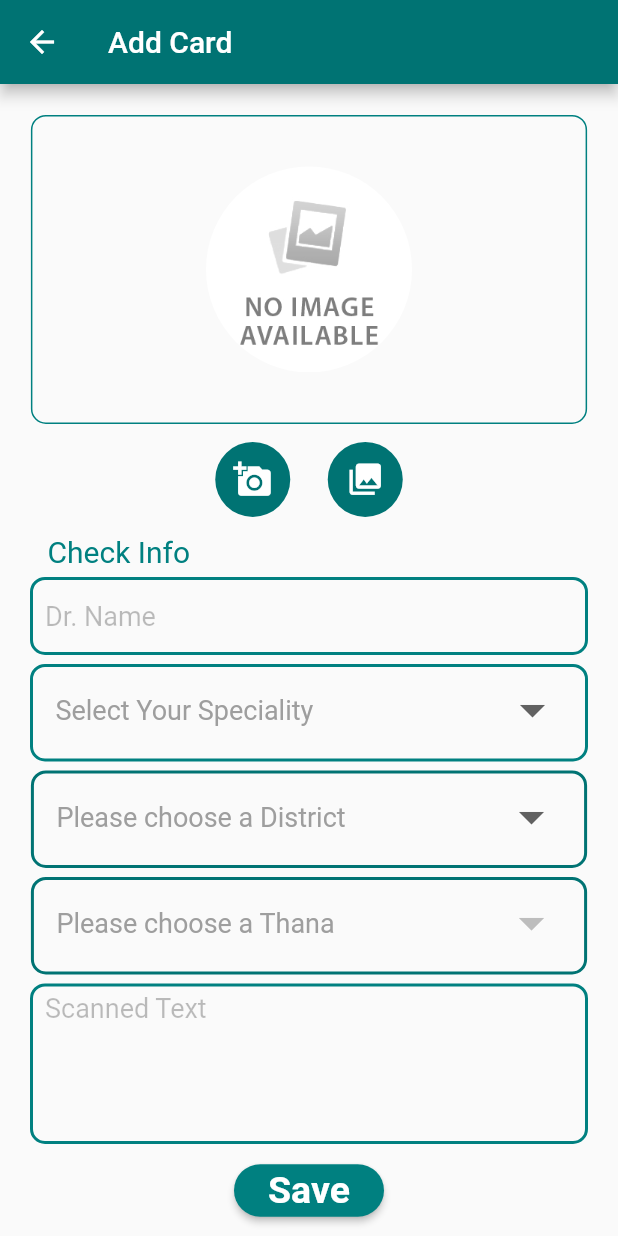
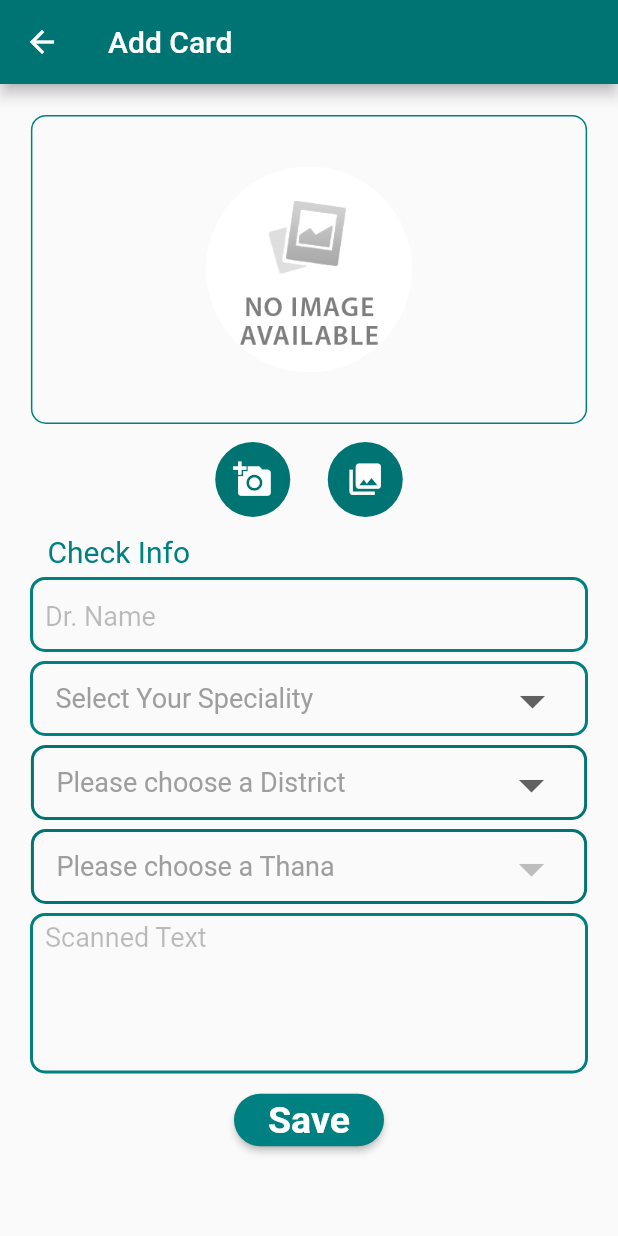
Before and after one commit to Dreamwinners-Technologies/Need-Doctor-s-App, a Flutter app: the AddCardPage screen opened directly, on a phone screen of 412 x 824 dp. Run offline on Flutter 3.47's test engine with Material 2 defaults, Android fonts, the light colour scheme and no system bars; our stand-ins replace flutter_secure_storage, flutter_svg, flutter_swiper, fluttertoast, image_cropper, image_picker and 2 more; missing offline and left inert: configurable_expansion_tile, dart:ffi, tesseract_ocr; accounts and stored records are empty.

Commit message:
change somthing

```diff
--- a/lib/Widgets/Widgets.dart
+++ b/lib/Widgets/Widgets.dart
@@ -409,7 +409,6 @@ doctoritem(String name, String specality, String address, int index,
       elevation: 3.0,
       shape: RoundedRectangleBorder(borderRadius: BorderRadius.circular(10.0)),
       child: Container(
-        height: 90.0,
         margin: EdgeInsets.only(bottom: 5.0),
         padding: EdgeInsets.all(10.0),
         child: Column(
--- a/lib/view/AddCard.dart
+++ b/lib/view/AddCard.dart
@@ -45,7 +45,6 @@ class _AddCardPageState extends State<AddCardPage> {
         thanaS.add(thanaList[i].name);
       }
     }
-
     return thanaS;
   }
 
@@ -99,9 +98,7 @@ class _AddCardPageState extends State<AddCardPage> {
       String testData = ocrController.text;
       int startsFrom, endTo;
       for (int i = 0; i < testData.length; i++) {
-        if (testData[i] == 'ড' &&
-            testData[i + 1] == 'া')
-        {
+        if (testData[i] == 'ড' && testData[i + 1] == 'া') {
           startsFrom = i;
           for (int j = i; j < testData.length; j++) {
             if (testData[j] == '\n') {
@@ -119,7 +116,6 @@ class _AddCardPageState extends State<AddCardPage> {
       nameController.text = drName;
 
       sendToast('Data Reading Complete.');
-
     } catch (e) {
       sendToast(e.toString());
       print(e);
@@ -159,9 +155,7 @@ class _AddCardPageState extends State<AddCardPage> {
                           ),
                   ),
                 ),
-                // Positioned(
-                //     top: 110.0,
-                //     left: 130.0,
+
                 Container(
                   height: MediaQuery.of(context).size.height / 6,
                   width: MediaQuery.of(context).size.width * .9,
@@ -187,7 +181,8 @@ class _AddCardPageState extends State<AddCardPage> {
                 crossAxisAlignment: CrossAxisAlignment.center,
                 children: [
                   //Camera
-                  GestureDetector(
+                  Material(
+                    child: InkWell(
                       onTap: () {
                         imagepick(ImageSource.camera);
                       },
@@ -205,8 +200,10 @@ class _AddCardPageState extends State<AddCardPage> {
                         )),
                       ),
                     ),
+                  ),
                   //Gallary:
-                  GestureDetector(
+                  Material(
+                    child: InkWell(
                       onTap: () async {
                         imagepick(ImageSource.gallery);
                       },
@@ -221,6 +218,7 @@ class _AddCardPageState extends State<AddCardPage> {
                           color: white,
                           size: 25,
                         )),
+                      ),
                     ),
                   ),
                 ],
@@ -254,10 +252,6 @@ class _AddCardPageState extends State<AddCardPage> {
               padding: const EdgeInsets.fromLTRB(20, 5, 20, 1),
               child: FadeAnimation(
                 1,
-                // _buildTextField1(
-                //   nameController,
-                //   'Specialization',
-                // ),
                 specializationContainer(),
               ),
             ),
@@ -375,7 +369,7 @@ class _AddCardPageState extends State<AddCardPage> {
 
   Container thanaListDropDown(BuildContext context) {
     return Container(
-      height: 65.0,
+      height: 50.0,
       width: MediaQuery.of(context).size.width * .9,
       padding: EdgeInsets.symmetric(horizontal: 15, vertical: 5),
       decoration: BoxDecoration(
@@ -414,7 +408,7 @@ class _AddCardPageState extends State<AddCardPage> {
 
   Container districtListDropDown(BuildContext context) {
     return Container(
-      height: 65.0,
+      height: 50.0,
       width: MediaQuery.of(context).size.width * .9,
       padding: EdgeInsets.symmetric(horizontal: 15, vertical: 5),
       decoration: BoxDecoration(
@@ -460,7 +454,7 @@ class _AddCardPageState extends State<AddCardPage> {
 
   Container specializationContainer() {
     return Container(
-      height: 65.0,
+      height: 50.0,
       padding: EdgeInsets.symmetric(horizontal: 15, vertical: 5),
       decoration: BoxDecoration(
           borderRadius: BorderRadius.all(Radius.circular(10.0)),
@@ -498,6 +492,7 @@ class _AddCardPageState extends State<AddCardPage> {
 
 _buildTextField1(TextEditingController controller, String labelText) {
   return Container(
+    height: 50.0,
     decoration: BoxDecoration(
         borderRadius: BorderRadius.all(Radius.circular(10)),
         border: Border.all(width: 2.0, color: Color(0xff008080))),
--- a/lib/view/Visitingcard_Info.dart
+++ b/lib/view/Visitingcard_Info.dart
@@ -83,10 +83,13 @@ class _VisitingCardInformationState extends State<VisitingCardInformation> {
                 child: Container(
                   margin: const EdgeInsets.only(right: 3.0),
                   child: SingleChildScrollView(
-                    child: Text(
-                        cardInfoResponseList.cardOcrData,
-                      style: TextStyle(
-                        fontSize: 15
+                    child: Padding(
+                      padding: const EdgeInsets.only(top:4.0,left: 8.0,right: 8.0,bottom: 4.0),
+                      child: Text(
+                          cardInfoResponseList.cardOcrData,
+                        style: TextStyle(
+                          fontSize: 15
+                        ),
                       ),
                     ),
                   ),
```
Lines whose indentation alone changed are shown as unchanged.
